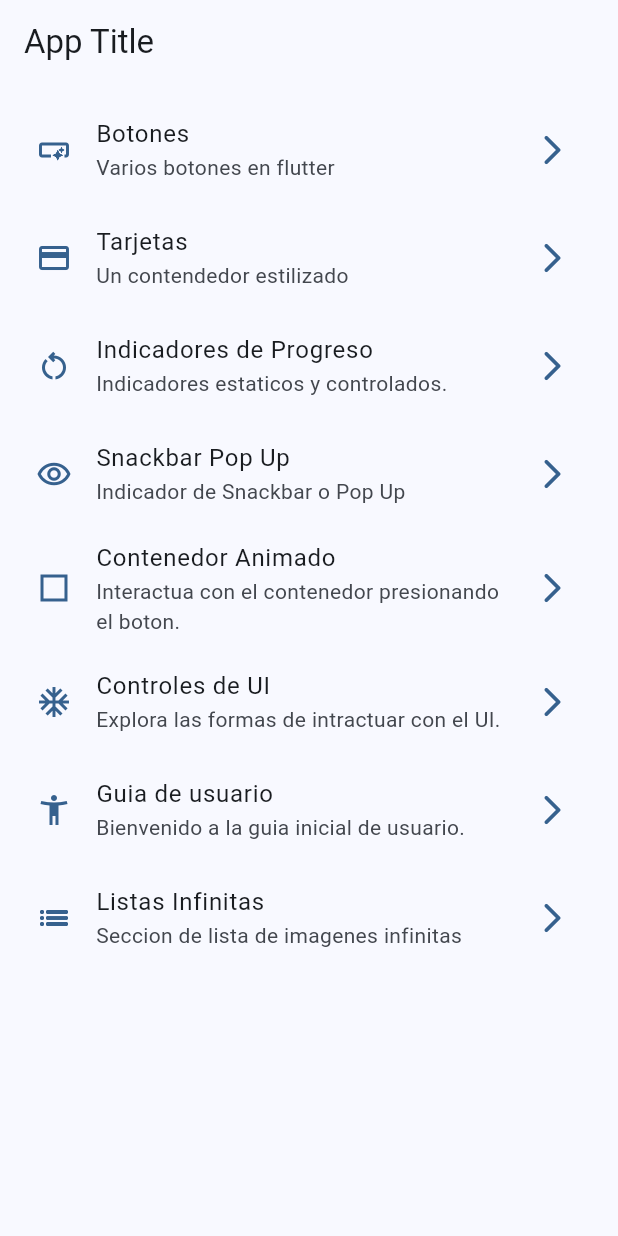
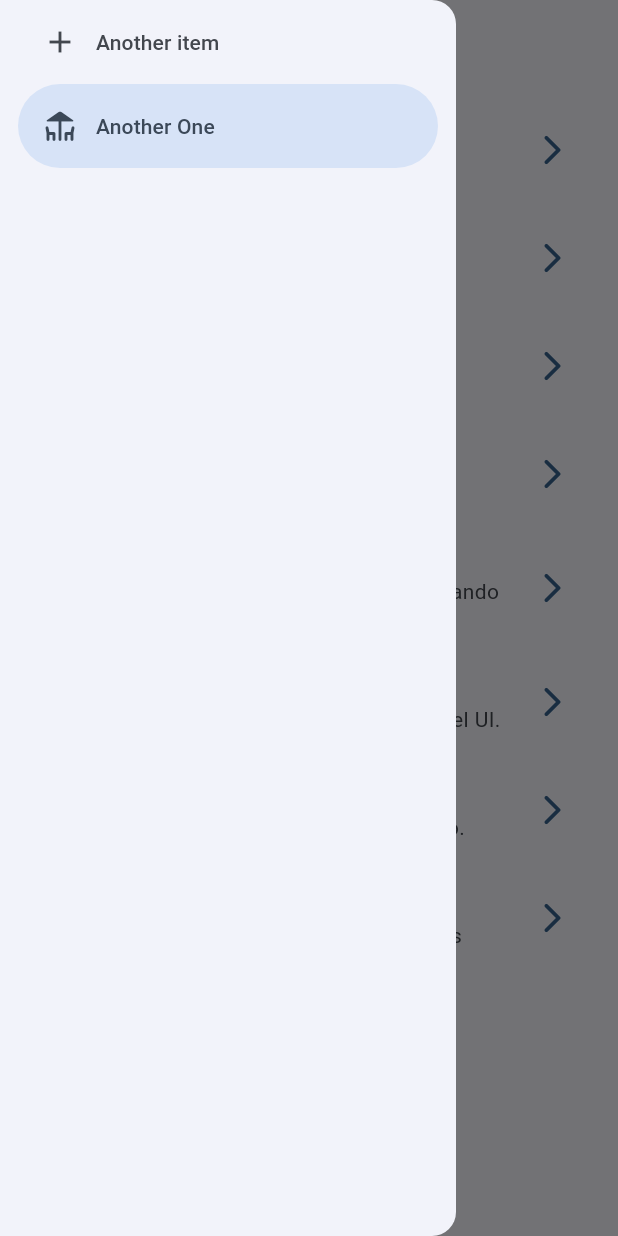
Before and after one commit to josuearroliga/widgetsApp, a Flutter app: the screen it shows after launch, with the side drawer open (before the commit the screen has no drawer), on a phone screen of 412 x 824 dp. Run offline on Flutter 3.47's test engine with Material 3 defaults, Android fonts, the phone set to English and light mode, and no system bars; our stand-ins replace animate_do, go_router.

```diff
--- a/lib/presentation/screens/home/home_screen.dart
+++ b/lib/presentation/screens/home/home_screen.dart
@@ -1,5 +1,6 @@
 import 'package:flutter/material.dart';
 import 'package:go_router/go_router.dart';
+import 'package:widget_app/presentation/widgets/app_drawer.dart';
 
 import '../../../config/menu/menu_items.dart';
 
@@ -13,6 +14,7 @@ class HomeScreen extends StatelessWidget {
         title: Text('App Title'),
       ),
       body: _HomeView(),
+      drawer: const SideMenu(),
     );
   }
 }
--- /dev/null
+++ b/lib/presentation/widgets/app_drawer.dart
@@ -0,0 +1,33 @@
+import 'package:flutter/material.dart';
+
+class SideMenu extends StatefulWidget {
+  const SideMenu({super.key});
+
+  @override
+  State<SideMenu> createState() => _SideMenuState();
+}
+
+class _SideMenuState extends State<SideMenu> {
+  int drawerIndex = 1;
+  @override
+  Widget build(BuildContext context) {
+    return NavigationDrawer(
+      selectedIndex: drawerIndex,
+      onDestinationSelected: (value) {
+        setState(() {
+          drawerIndex = value;
+        });
+      },
+      children: const [
+        NavigationDrawerDestination(
+          icon: Icon(Icons.add),
+          label: Text('Another item'),
+        ),
+        NavigationDrawerDestination(
+          icon: Icon(Icons.deck_rounded),
+          label: Text('Another One'),
+        ),
+      ],
+    );
+  }
+}
```
Also changed, not shown: lib/presentation/screens/infinite_scroll/infinite_scroll_screen.dart (+10 -0 lines).
